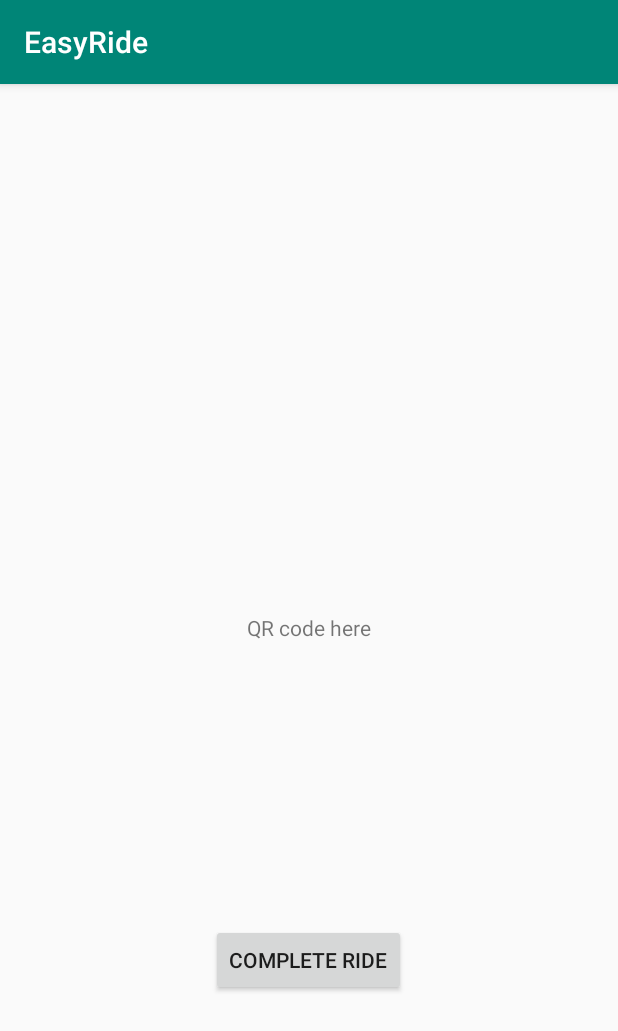
After one commit to CMPUT301W20T22/EasyRide, an Android app: the QR_Pay screen opened directly, with no data from a screen before it, on a phone screen of 412 x 824 dp. The commit adds this screen. Shown: the top 1031 px of the screen. Run offline under Robolectric (Android 15) with nearby library versions, the phone set to English and light mode, and no system bars.

Commit message:
Added QR Pay layout

```diff
--- a/app/src/main/AndroidManifest.xml
+++ b/app/src/main/AndroidManifest.xml
@@ -52,6 +52,7 @@
         <activity android:name=".ui.rider.add_ride" />
         <activity android:name=".ui.rider.edit_ride" />
         <activity android:name=".ui.driver.driver_home" />
+        <activity android:name=".ui.rider.QR_Pay" />
     </application>
 
 </manifest>
--- a/app/src/main/java/com/example/easyride/MainActivity.java
+++ b/app/src/main/java/com/example/easyride/MainActivity.java
@@ -7,7 +7,10 @@ import android.widget.Button;
 
 import androidx.appcompat.app.AppCompatActivity;
 
+import com.example.easyride.ui.driver.driver_home;
 import com.example.easyride.ui.login.LoginActivity;
+import com.example.easyride.ui.rider.QR_Pay;
+import com.example.easyride.ui.rider.rider_home;
 
 public class MainActivity extends AppCompatActivity {
 
@@ -20,11 +23,12 @@ public class MainActivity extends AppCompatActivity {
     Button driver_mode_button = findViewById(R.id.driver_mode_button);
     Button rider_mode_button = findViewById(R.id.rider_mode_button);
 
+    // LoginActivity
     driver_mode_button.setOnClickListener(new View.OnClickListener() {
       @Override
       public void onClick(View v) {
-        Intent i = new Intent(MainActivity.this, LoginActivity.class);
-        i.putExtra(mode, "driver" );
+        Intent i = new Intent(MainActivity.this, driver_home.class);
+        //i.putExtra(mode, "driver" );
         startActivity(i);
 
       }
@@ -33,8 +37,8 @@ public class MainActivity extends AppCompatActivity {
     rider_mode_button.setOnClickListener(new View.OnClickListener() {
       @Override
       public void onClick(View v) {
-        Intent i = new Intent(MainActivity.this, LoginActivity.class);
-        i.putExtra(mode, "rider" );
+        Intent i = new Intent(MainActivity.this, rider_home.class);
+        //i.putExtra(mode, "rider" );
         startActivity(i);
 
       }
--- a/app/src/main/java/com/example/easyride/ui/rider/CustomList.java
+++ b/app/src/main/java/com/example/easyride/ui/rider/CustomList.java
@@ -17,10 +17,12 @@ import java.util.ArrayList;
 
 import io.opencensus.stats.Measurement;
 
+
+// Displays the ride information of active ride requests to the Rider home page.
 public class CustomList extends ArrayAdapter<Ride> {
 
 
-    // Hold the Measurement attributes I want to display, and the activity context.
+    // Hold the ride attributes I want to display, and the activity context.
     private ArrayList<Ride> rides;
     private Context context;
 
@@ -33,7 +35,7 @@ public class CustomList extends ArrayAdapter<Ride> {
 
     // getView() allows you to set the values for the views in your listView. Use autocomplete.
     // We want get to reference the TextViews in the content.xml layout file and fill them with
-    // values (Date, Systolic, Diastolic, and Heart Rate).
+    // values (From, To).
     @NonNull
     @Override
     public View getView(int position, @Nullable View convertView, @NonNull ViewGroup parent) {
--- /dev/null
+++ b/app/src/main/java/com/example/easyride/ui/rider/QR_Pay.java
@@ -0,0 +1,20 @@
+package com.example.easyride.ui.rider;
+
+import android.os.Bundle;
+
+import androidx.appcompat.app.AppCompatActivity;
+
+import com.example.easyride.R;
+
+// Allows Rider to pay for ride with QR code.
+public class QR_Pay extends AppCompatActivity {
+
+    @Override
+    public void onCreate(Bundle savedInstanceState) {
+        super.onCreate(savedInstanceState);
+        setContentView(R.layout.activity_qr_pay);
+
+    }
+
+
+}
--- a/app/src/main/java/com/example/easyride/ui/rider/add_ride.java
+++ b/app/src/main/java/com/example/easyride/ui/rider/add_ride.java
@@ -9,6 +9,8 @@ import android.widget.TextView;
 
 import com.example.easyride.R;
 
+// This class is when a rider wants to add a new ride request.
+// Layout is activity_add_ride
 
 public class add_ride extends rider_home {
 
--- a/app/src/main/java/com/example/easyride/ui/rider/edit_ride.java
+++ b/app/src/main/java/com/example/easyride/ui/rider/edit_ride.java
@@ -1,11 +1,15 @@
 package com.example.easyride.ui.rider;
 
+import android.content.Intent;
 import android.os.Bundle;
+import android.view.View;
+import android.widget.Button;
 
 import androidx.appcompat.app.AppCompatActivity;
 
 import com.example.easyride.R;
 
+// Handles viewing of a ride request. Don't need to be able to edit the request
 public class edit_ride extends AppCompatActivity {
     @Override
     public void onCreate(Bundle savedInstanceState) {
@@ -14,6 +18,17 @@ public class edit_ride extends AppCompatActivity {
 
 
 
+        Button payButton = findViewById(R.id.pay_button);
+        payButton.setOnClickListener(new View.OnClickListener() {
+
+            @Override
+            public void onClick(View v) {
+                Intent i = new Intent(getApplicationContext(), QR_Pay.class);
+                startActivity(i);
+            }
+
+        });
+
 
     }
 }
--- /dev/null
+++ b/app/src/main/res/layout/activity_qr_pay.xml
@@ -0,0 +1,31 @@
+<?xml version="1.0" encoding="utf-8"?>
+<androidx.constraintlayout.widget.ConstraintLayout
+    xmlns:android="http://schemas.android.com/apk/res/android"
+    xmlns:app="http://schemas.android.com/apk/res-auto"
+    xmlns:tools="http://schemas.android.com/tools"
+    android:layout_width="match_parent"
+    android:layout_height="match_parent">
+
+    <TextView
+        android:id="@+id/textView2"
+        android:layout_width="wrap_content"
+        android:layout_height="wrap_content"
+        android:layout_marginBottom="188dp"
+        android:text="QR code here"
+        app:layout_constraintBottom_toTopOf="@+id/complete_ride_button"
+        app:layout_constraintEnd_toEndOf="parent"
+        app:layout_constraintStart_toStartOf="parent"
+        app:layout_constraintTop_toTopOf="parent"
+        app:layout_constraintVertical_bias="1.0" />
+
+    <Button
+        android:id="@+id/complete_ride_button"
+        android:layout_width="wrap_content"
+        android:layout_height="wrap_content"
+        android:layout_marginBottom="160dp"
+        android:text="Complete Ride"
+        app:layout_constraintBottom_toBottomOf="parent"
+        app:layout_constraintEnd_toEndOf="parent"
+        app:layout_constraintHorizontal_bias="0.498"
+        app:layout_constraintStart_toStartOf="parent" />
+</androidx.constraintlayout.widget.ConstraintLayout>
```
